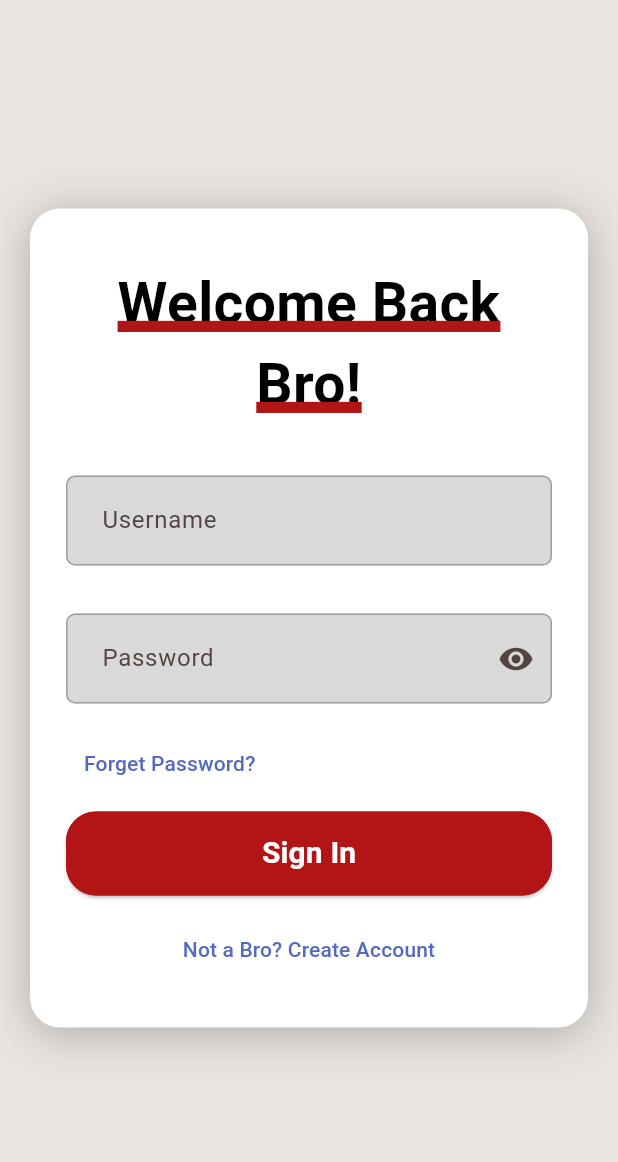
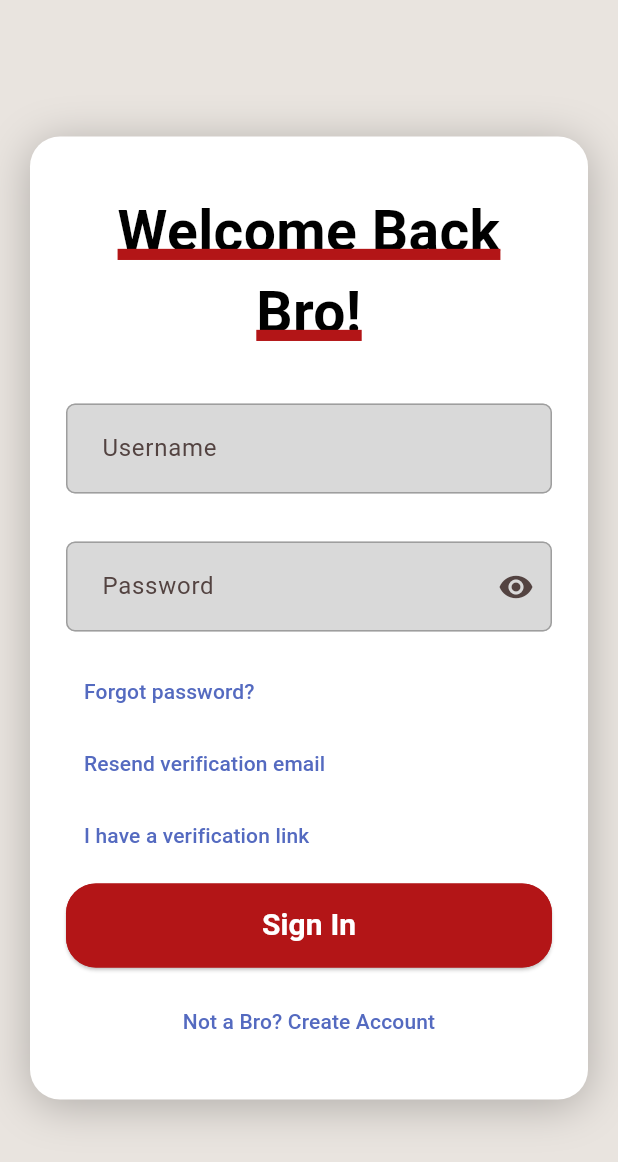
Before and after one commit to mikaylaphilpot/GymBros, a Flutter app: the screen it shows after launch, on a phone screen of 412 x 824 dp. Shown: the top 1162 px of the screen. Run offline on Flutter 3.47's test engine with Material 3 defaults, Android fonts, the light colour scheme and no system bars; our stand-ins replace firebase_core, firebase_messaging, flutter_secure_storage; accounts and stored records are empty.

Commit message:
Final changes to get the mobile set up

```diff
--- a/mobile/lib/pages/login_page.dart
+++ b/mobile/lib/pages/login_page.dart
@@ -8,12 +8,16 @@ class LoginPage extends StatefulWidget {
     required this.authService,
     required this.onLoggedIn,
     required this.onCreateAccount,
+    required this.onForgotPassword,
+    required this.onVerifyEmail,
     this.initialMessage,
   });
 
   final AuthService authService;
   final ValueChanged<AuthUser> onLoggedIn;
   final VoidCallback onCreateAccount;
+  final ValueChanged<BuildContext> onForgotPassword;
+  final ValueChanged<BuildContext> onVerifyEmail;
   final String? initialMessage;
 
   @override
@@ -27,6 +31,7 @@ class _LoginPageState extends State<LoginPage> {
   bool _isSubmitting = false;
   bool _obscurePassword = true;
   String? _errorMessage;
+  String? _successMessage;
 
   @override
   void initState() {
@@ -68,6 +73,51 @@ class _LoginPageState extends State<LoginPage> {
   String? _required(String? value, String message) {
     if (value == null || value.trim().isEmpty) return message;
     return null;
+  }
+
+  Future<void> _resendVerificationEmail() async {
+    var emailInput = '';
+    final email = await showDialog<String>(
+      context: context,
+      builder: (context) => AlertDialog(
+        title: const Text('Resend verification email'),
+        content: TextField(
+          onChanged: (value) => emailInput = value,
+          keyboardType: TextInputType.emailAddress,
+          autofillHints: const [AutofillHints.email],
+          decoration: const InputDecoration(labelText: 'Email'),
+        ),
+        actions: [
+          TextButton(
+            onPressed: () => Navigator.pop(context),
+            child: const Text('Cancel'),
+          ),
+          FilledButton(
+            onPressed: () => Navigator.pop(context, emailInput.trim()),
+            child: const Text('Send email'),
+          ),
+        ],
+      ),
+    );
+    if (email == null || email.isEmpty || !mounted) return;
+
+    setState(() {
+      _isSubmitting = true;
+      _errorMessage = null;
+      _successMessage = null;
+    });
+    try {
+      await widget.authService.resendVerificationEmail(email: email);
+      if (!mounted) return;
+      setState(() {
+        _successMessage = 'If an unverified account exists for that email, a verification email will be sent.';
+      });
+    } on AuthException catch (error) {
+      if (!mounted) return;
+      setState(() => _errorMessage = error.message);
+    } finally {
+      if (mounted) setState(() => _isSubmitting = false);
+    }
   }
 
   @override
@@ -114,6 +164,25 @@ class _LoginPageState extends State<LoginPage> {
                         ),
                       ),
                       const SizedBox(height: 34),
+                      if (_successMessage != null) ...[
+                        Container(
+                          padding: const EdgeInsets.all(12),
+                          decoration: BoxDecoration(
+                            color: const Color(0xFF2E7D32)
+                                .withValues(alpha: 0.1),
+                            borderRadius: BorderRadius.circular(8),
+                            border: Border.all(
+                              color: const Color(0xFF2E7D32)
+                                  .withValues(alpha: 0.5),
+                            ),
+                          ),
+                          child: Text(
+                            _successMessage!,
+                            style: const TextStyle(color: Color(0xFF2E7D32)),
+                          ),
+                        ),
+                        const SizedBox(height: 16),
+                      ],
                       if (_errorMessage != null) ...[
                         Container(
                           padding: const EdgeInsets.all(12),
@@ -174,16 +243,33 @@ class _LoginPageState extends State<LoginPage> {
                         child: TextButton(
                           onPressed: _isSubmitting
                               ? null
-                              : () => ScaffoldMessenger.of(context)
-                                    .showSnackBar(
-                                      const SnackBar(
-                                        content: Text(
-                                          'Password recovery is not available on mobile yet.',
-                                        ),
-                                      ),
-                                    ),
+                              : () => widget.onForgotPassword(context),
                           child: const Text(
-                            'Forget Password?',
+                            'Forgot password?',
+                            style: TextStyle(color: Color(0xFF546AC0)),
+                          ),
+                        ),
+                      ),
+                      Align(
+                        alignment: Alignment.centerLeft,
+                        child: TextButton(
+                          onPressed: _isSubmitting
+                              ? null
+                              : _resendVerificationEmail,
+                          child: const Text(
+                            'Resend verification email',
+                            style: TextStyle(color: Color(0xFF546AC0)),
+                          ),
+                        ),
+                      ),
+                      Align(
+                        alignment: Alignment.centerLeft,
+                        child: TextButton(
+                          onPressed: _isSubmitting
+                              ? null
+                              : () => widget.onVerifyEmail(context),
+                          child: const Text(
+                            'I have a verification link',
                             style: TextStyle(color: Color(0xFF546AC0)),
                           ),
                         ),
```
Also changed, not shown: mobile/lib/schedule/schedule_screen.dart (+18 -3 lines), 3 other files.
